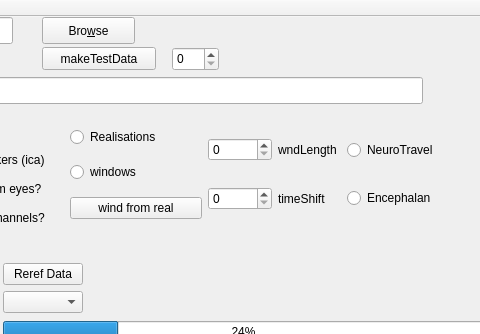
Old version of the form mainwindow.ui in the repository ArtfulVampire/SecondGUIrepo; both pictures show x 508 to 988 and y 0 to 334 of the 1207 by 890 pixel window.
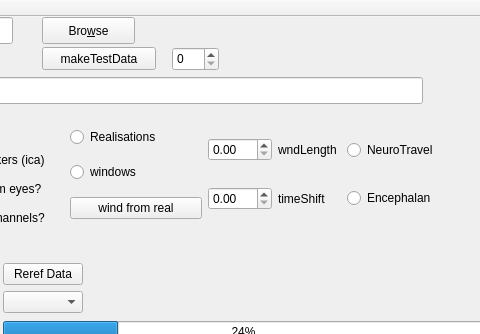
New version of the form.

What changed in the file:
```diff
--- a/mainwindow.ui
+++ b/mainwindow.ui
@@ -404,9 +404,6 @@
          </property>
         </widget>
        </item>
-       <item row="1" column="0">
-        <widget class="QSpinBox" name="timeShiftSpinBox"/>
-       </item>
        <item row="1" column="1">
         <widget class="QLabel" name="label_3">
          <property name="text">
@@ -415,7 +412,10 @@
         </widget>
        </item>
        <item row="0" column="0">
-        <widget class="QSpinBox" name="windowLengthSpinBox"/>
+        <widget class="QDoubleSpinBox" name="windowLengthSpinBox"/>
+       </item>
+       <item row="1" column="0">
+        <widget class="QDoubleSpinBox" name="timeShiftSpinBox"/>
        </item>
       </layout>
      </item>
```
Left out of the diff: 3 changed lines with no effect on the pictures.
